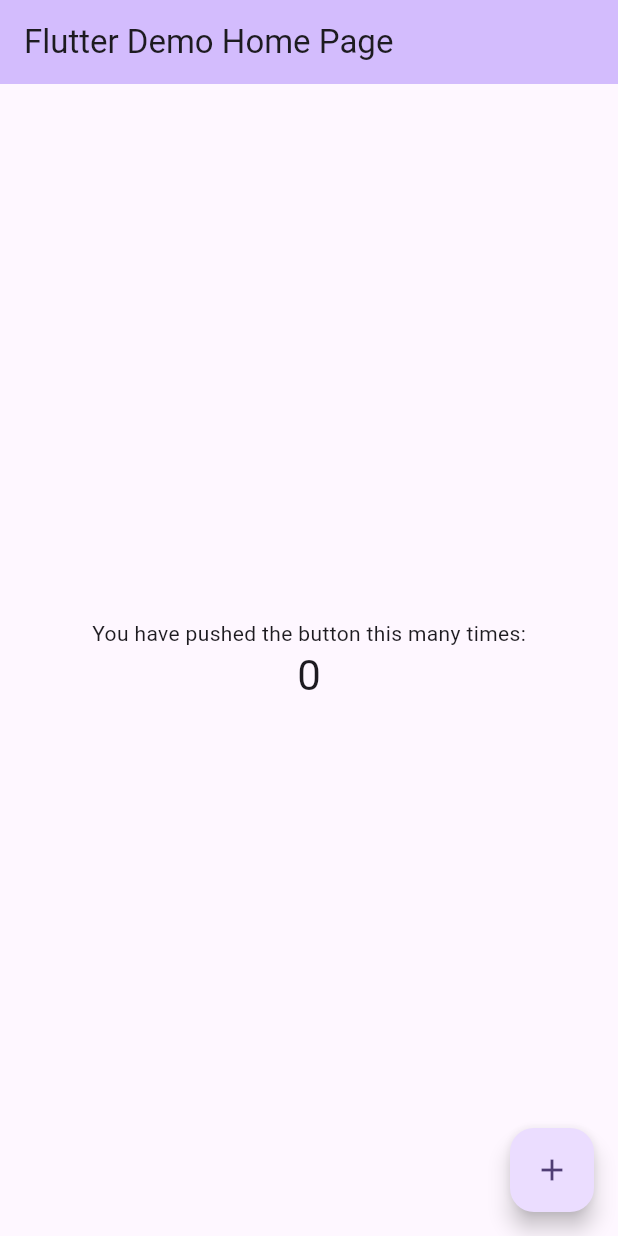
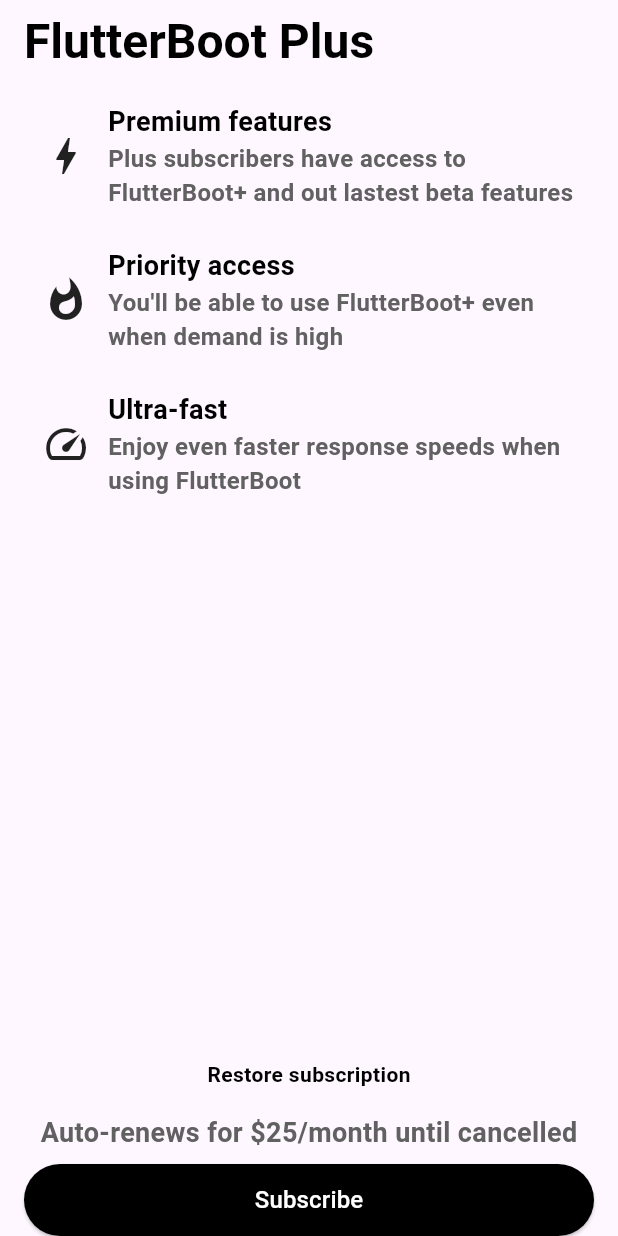
Before and after one commit to Jpumpkin1223/flutter_boot_challenge, a Flutter app: the screen it shows after launch, on a phone screen of 412 x 824 dp. Run offline on Flutter 3.47's test engine with Material 3 defaults, Android fonts, the phone set to English and light mode, and no system bars.

Commit message:
feat: Add Day1BasicApp widget
This commit adds the `Day1BasicApp` widget, which represents a basic Flutter app with premium features. The app includes a title bar, three feature boxes, and a subscription section. Users can subscribe to access premium features such as FlutterBoot+ and priority access. Additionally, the app provides an ultra-fast experience for users.

```diff
--- /dev/null
+++ b/lib/day_1_basic.dart
@@ -0,0 +1,109 @@
+import 'package:flutter/material.dart';
+
+class Day1BasicApp extends StatelessWidget {
+  const Day1BasicApp({super.key});
+
+  @override
+  Widget build(BuildContext context) {
+    return Scaffold(
+      appBar: AppBar(
+        title: const Text('FlutterBoot Plus', style: TextStyle(color: Colors.black, fontWeight: FontWeight.w700, fontSize: 32)),
+        centerTitle: false,
+      ),
+      body: SafeArea(
+        child: Padding(
+          padding: const EdgeInsets.symmetric(horizontal: 16.0),
+          child: Column(
+            mainAxisAlignment: MainAxisAlignment.spaceBetween,
+            children: [
+              Column(
+                children: [
+                  itemBox(
+                    Icons.bolt,
+                    'Premium features',
+                    'Plus subscribers have access to FlutterBoot+ and out lastest beta features',
+                  ),
+                  itemBox(
+                    Icons.whatshot,
+                    'Priority access',
+                    'You\'ll be able to use FlutterBoot+ even when demand is high',
+                  ),
+                  itemBox(
+                    Icons.speed,
+                    'Ultra-fast',
+                    'Enjoy even faster response speeds when using FlutterBoot',
+                  ),
+                ],
+              ),
+              Column(
+                children: [
+                  const Text('Restore subscription', style: TextStyle(color: Colors.black, fontWeight: FontWeight.w700, fontSize: 14)),
+                  const SizedBox(height: 16),
+                  Text(
+                    'Auto-renews for \$25/month until cancelled',
+                    style: TextStyle(color: Colors.grey[700], fontWeight: FontWeight.w600, fontSize: 18),
+                  ),
+                  const SizedBox(height: 8),
+                  ElevatedButton(
+                    onPressed: () {},
+                    style: ButtonStyle(
+                      backgroundColor: MaterialStateProperty.all(Colors.black),
+                      minimumSize: MaterialStateProperty.all(const Size(double.infinity, 48)),
+                    ),
+                    child: const Text(
+                      'Subscribe',
+                      style: TextStyle(color: Colors.white, fontWeight: FontWeight.w500, fontSize: 16),
+                    ),
+                  ),
+                ],
+              ),
+            ],
+          ),
+        ),
+      ),
+    );
+  }
+
+  Widget itemBox(IconData icon, String title, String subtitle) {
+    return Padding(
+      padding: const EdgeInsets.symmetric(vertical: 12.0),
+      child: Row(
+        children: [
+          Padding(padding: const EdgeInsets.symmetric(horizontal: 12.0), child: Icon(icon, size: 32)),
+          Expanded(
+            child: Column(
+              crossAxisAlignment: CrossAxisAlignment.start,
+              children: [
+                Text(
+                  title,
+                  style: const TextStyle(color: Colors.black, fontWeight: FontWeight.w700, fontSize: 18),
+                  maxLines: 2,
+                  overflow: TextOverflow.ellipsis,
+                ),
+                Text(
+                  subtitle,
+                  style: TextStyle(color: Colors.grey[700], fontWeight: FontWeight.w600, fontSize: 16),
+                  maxLines: 2,
+                  overflow: TextOverflow.ellipsis,
+                ),
+              ],
+            ),
+          ),
+        ],
+      ),
+    );
+  }
+}
+//Premium features
+//Plus subscribers have access to FlutterBoot+ and out lastest beta features
+
+//Priority access
+//You'll be able to use FlutterBoot+ even when demand is high
+
+//Ultra-fast
+//Enjoy even faster response speeds when using FlutterBoot
+
+//Restore subscription
+//Auto-renews for $25/month until cancelled
+
+//Subscribe
--- a/lib/main.dart
+++ b/lib/main.dart
@@ -1,4 +1,5 @@
 import 'package:flutter/material.dart';
+import 'package:flutter_boot_challenge/day_1_basic.dart';
 
 void main() {
   runApp(const MyApp());
@@ -6,120 +7,15 @@ void main() {
 
 class MyApp extends StatelessWidget {
   const MyApp({super.key});
-
-  // This widget is the root of your application.
   @override
   Widget build(BuildContext context) {
     return MaterialApp(
       title: 'Flutter Demo',
       theme: ThemeData(
-        // This is the theme of your application.
-        //
-        // TRY THIS: Try running your application with "flutter run". You'll see
-        // the application has a purple toolbar. Then, without quitting the app,
-        // try changing the seedColor in the colorScheme below to Colors.green
-        // and then invoke "hot reload" (save your changes or press the "hot
-        // reload" button in a Flutter-supported IDE, or press "r" if you used
-        // the command line to start the app).
-        //
-        // Notice that the counter didn't reset back to zero; the application
-        // state is not lost during the reload. To reset the state, use hot
-        // restart instead.
-        //
-        // This works for code too, not just values: Most code changes can be
-        // tested with just a hot reload.
         colorScheme: ColorScheme.fromSeed(seedColor: Colors.deepPurple),
         useMaterial3: true,
       ),
-      home: const MyHomePage(title: 'Flutter Demo Home Page'),
+      home: const Day1BasicApp(),
     );
   }
 }
-
-class MyHomePage extends StatefulWidget {
-  const MyHomePage({super.key, required this.title});
-
-  // This widget is the home page of your application. It is stateful, meaning
-  // that it has a State object (defined below) that contains fields that affect
-  // how it looks.
-
-  // This class is the configuration for the state. It holds the values (in this
-  // case the title) provided by the parent (in this case the App widget) and
-  // used by the build method of the State. Fields in a Widget subclass are
-  // always marked "final".
-
-  final String title;
-
-  @override
-  State<MyHomePage> createState() => _MyHomePageState();
-}
-
-class _MyHomePageState extends State<MyHomePage> {
-  int _counter = 0;
-
-  void _incrementCounter() {
-    setState(() {
-      // This call to setState tells the Flutter framework that something has
-      // changed in this State, which causes it to rerun the build method below
-      // so that the display can reflect the updated values. If we changed
-      // _counter without calling setState(), then the build method would not be
-      // called again, and so nothing would appear to happen.
-      _counter++;
-    });
-  }
-
-  @override
-  Widget build(BuildContext context) {
-    // This method is rerun every time setState is called, for instance as done
-    // by the _incrementCounter method above.
-    //
-    // The Flutter framework has been optimized to make rerunning build methods
-    // fast, so that you can just rebuild anything that needs updating rather
-    // than having to individually change instances of widgets.
-    return Scaffold(
-      appBar: AppBar(
-        // TRY THIS: Try changing the color here to a specific color (to
-        // Colors.amber, perhaps?) and trigger a hot reload to see the AppBar
-        // change color while the other colors stay the same.
-        backgroundColor: Theme.of(context).colorScheme.inversePrimary,
-        // Here we take the value from the MyHomePage object that was created by
-        // the App.build method, and use it to set our appbar title.
-        title: Text(widget.title),
-      ),
-      body: Center(
-        // Center is a layout widget. It takes a single child and positions it
-        // in the middle of the parent.
-        child: Column(
-          // Column is also a layout widget. It takes a list of children and
-          // arranges them vertically. By default, it sizes itself to fit its
-          // children horizontally, and tries to be as tall as its parent.
-          //
-          // Column has various properties to control how it sizes itself and
-          // how it positions its children. Here we use mainAxisAlignment to
-          // center the children vertically; the main axis here is the vertical
-          // axis because Columns are vertical (the cross axis would be
-          // horizontal).
-          //
-          // TRY THIS: Invoke "debug painting" (choose the "Toggle Debug Paint"
-          // action in the IDE, or press "p" in the console), to see the
-          // wireframe for each widget.
-          mainAxisAlignment: MainAxisAlignment.center,
-          children: <Widget>[
-            const Text(
-              'You have pushed the button this many times:',
-            ),
-            Text(
-              '$_counter',
-              style: Theme.of(context).textTheme.headlineMedium,
-            ),
-          ],
-        ),
-      ),
-      floatingActionButton: FloatingActionButton(
-        onPressed: _incrementCounter,
-        tooltip: 'Increment',
-        child: const Icon(Icons.add),
-      ), // This trailing comma makes auto-formatting nicer for build methods.
-    );
-  }
-}
```
